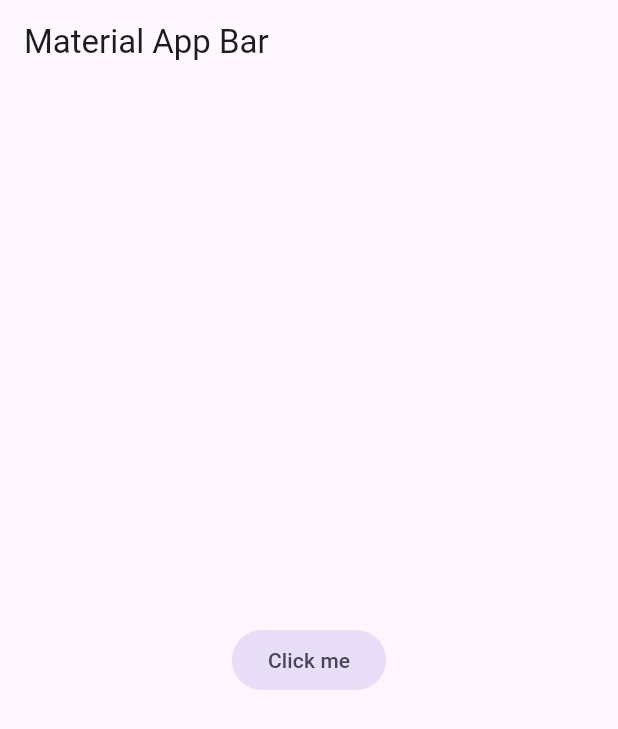
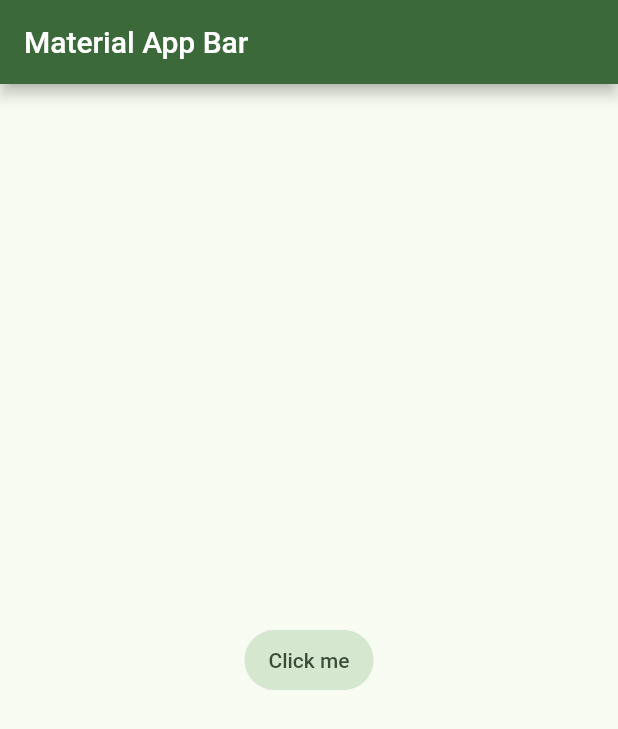
Before and after one commit to oakgarelik/Simple_Chat_App, a Flutter app: the screen it shows after launch, on a phone screen of 412 x 824 dp. Shown: the top 729 px of the screen. Run offline on Flutter 3.47's test engine with Material 3 defaults, Android fonts, the phone set to English and light mode, and no system bars.

Commit message:
Global Style, thems and asserts added

```diff
--- /dev/null
+++ b/lib/config/theme/app_theme.dart
@@ -0,0 +1,42 @@
+import 'package:flutter/material.dart';
+
+const Color _customColor = Color(0x9F2D0638);
+
+List<Color> _colorsThemes = [
+  _customColor,
+  Colors.red,
+  Colors.blue,
+  Colors.green,
+  Colors.yellow,
+  Colors.purple,
+  Colors.orange,
+  Colors.pink,
+  Colors.teal,
+  Colors.indigo,
+  Colors.cyan,
+  Colors.amber,
+  Colors.lime,
+  Colors.lightBlue,
+  Colors.lightGreen,
+  Colors.deepOrange,
+  Colors.deepPurple,
+  Colors.blueGrey,
+  Colors.brown,
+  Colors.grey,
+  Colors.black,
+];
+
+class AppTheme {
+  final int selectedColor;
+
+  AppTheme({this.selectedColor = 0})
+      : assert(selectedColor >= 0 && selectedColor < _colorsThemes.length - 1,
+            'Colors must be between 0 and ${_colorsThemes.length - 1}');
+
+  ThemeData theme() {
+    return ThemeData(
+      useMaterial3: false,
+      colorSchemeSeed: _colorsThemes[selectedColor],
+    );
+  }
+}
--- a/lib/main.dart
+++ b/lib/main.dart
@@ -1,4 +1,5 @@
 import 'package:flutter/material.dart';
+import 'package:yes_no_app/config/theme/app_theme.dart';
 
 void main() => runApp(const MyApp());
 
@@ -8,9 +9,9 @@ class MyApp extends StatelessWidget {
   @override
   Widget build(BuildContext context) {
     return MaterialApp(
-      theme: ThemeData(useMaterial3: true),
+      title: 'Yes No App',
       debugShowCheckedModeBanner: false,
-      title: 'Material App',
+      theme: AppTheme(selectedColor: 3).theme(),
       home: Scaffold(
         appBar: AppBar(
           title: const Text('Material App Bar'),
```
